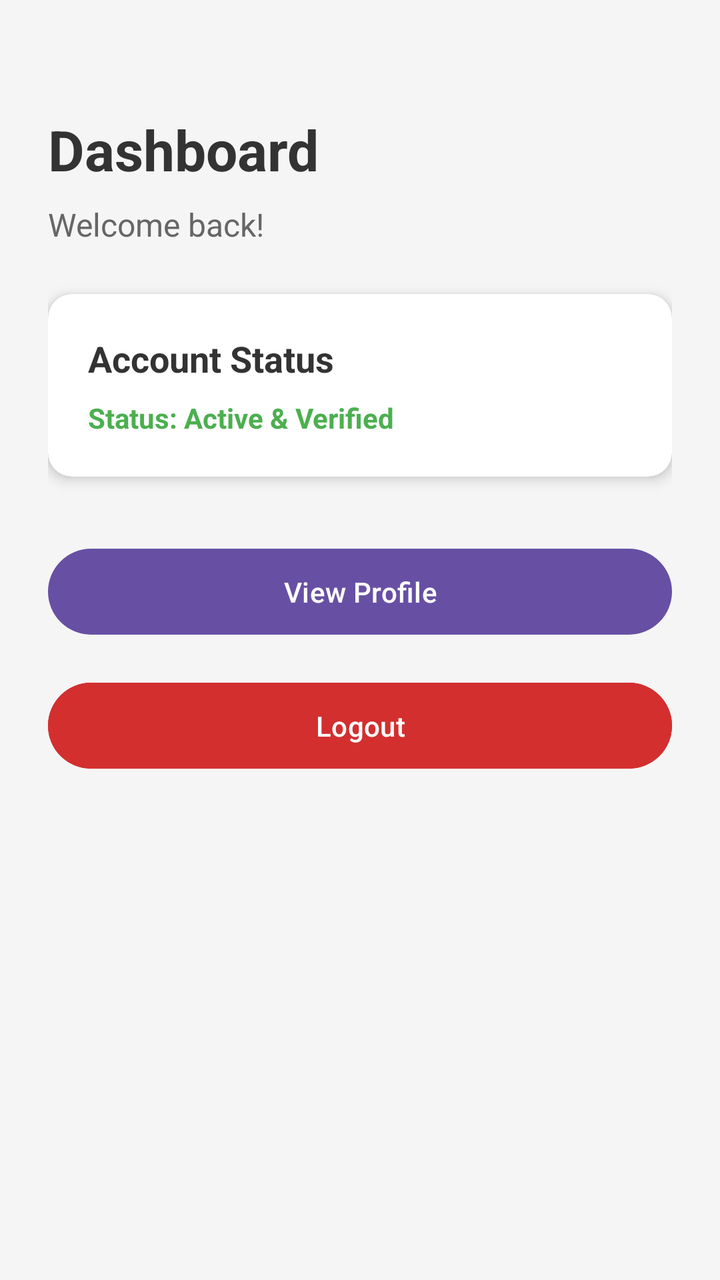
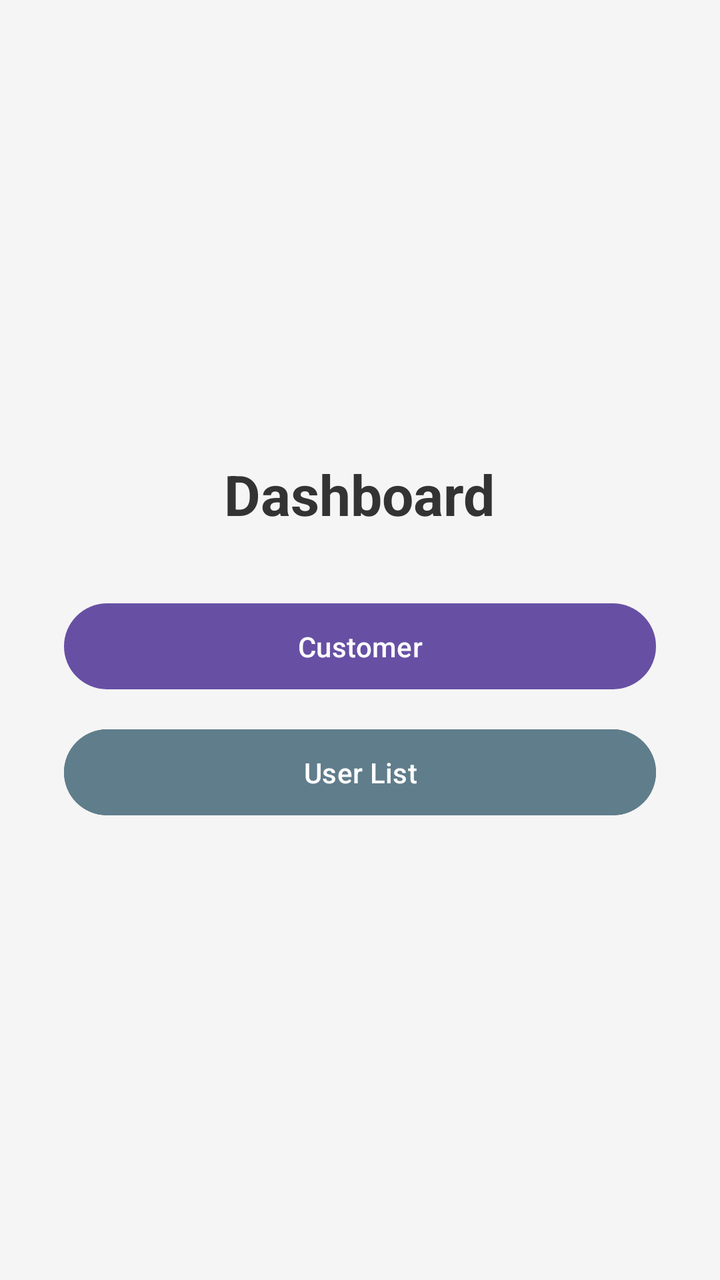

The first picture is an Android layout as it rendered before a commit; the second is the same layout after the commit. The layout source and the unified diff follow.
<!-- AndroidManifest.xml: application theme Theme.Event_Driven -->
<!-- res/layout/activity_dashboard.xml -->
<?xml version="1.0" encoding="utf-8"?>
<androidx.constraintlayout.widget.ConstraintLayout xmlns:android="http://schemas.android.com/apk/res/android"
    xmlns:app="http://schemas.android.com/apk/res-auto"
    xmlns:tools="http://schemas.android.com/tools"
    android:id="@+id/main"
    android:layout_width="match_parent"
    android:layout_height="match_parent"
    android:padding="24dp"
    android:background="#F5F5F5"
    tools:context=".DashboardActivity">

    
    <TextView
        android:id="@+id/tvDashboardTitle"
        android:layout_width="wrap_content"
        android:layout_height="wrap_content"
        android:text="Dashboard"
        android:textSize="28sp"
        android:textStyle="bold"
        android:textColor="#333333"
        app:layout_constraintTop_toTopOf="parent"
        app:layout_constraintStart_toStartOf="parent"
        android:layout_marginTop="32dp" />

    
    <TextView
        android:id="@+id/tvWelcomeUser"
        android:layout_width="wrap_content"
        android:layout_height="wrap_content"
        android:text="Welcome back!"
        android:textSize="16sp"
        android:textColor="#666666"
        app:layout_constraintTop_toBottomOf="@id/tvDashboardTitle"
        app:layout_constraintStart_toStartOf="parent"
        android:layout_marginTop="8dp" />

    
    <androidx.cardview.widget.CardView
        android:id="@+id/cardInfo"
        android:layout_width="match_parent"
        android:layout_height="wrap_content"
        app:cardCornerRadius="12dp"
        app:cardElevation="4dp"
        app:layout_constraintTop_toBottomOf="@id/tvWelcomeUser"
        app:layout_constraintStart_toStartOf="parent"
        app:layout_constraintEnd_toEndOf="parent"
        android:layout_marginTop="24dp">

        <LinearLayout
            android:layout_width="match_parent"
            android:layout_height="wrap_content"
            android:orientation="vertical"
            android:padding="20dp">

            <TextView
                android:layout_width="wrap_content"
                android:layout_height="wrap_content"
                android:text="Account Status"
                android:textStyle="bold"
                android:textSize="18sp"
                android:textColor="#333333" />

            <TextView
                android:layout_width="wrap_content"
                android:layout_height="wrap_content"
                android:text="Status: Active &amp; Verified"
                android:textColor="#4CAF50"
                android:textStyle="bold"
                android:layout_marginTop="8dp" />
        </LinearLayout>
    </androidx.cardview.widget.CardView>

    
    <Button
        android:id="@+id/btnProfile"
        android:layout_width="match_parent"
        android:layout_height="wrap_content"
        android:text="View Profile"
        android:padding="12dp"
        app:layout_constraintTop_toBottomOf="@id/cardInfo"
        app:layout_constraintStart_toStartOf="parent"
        app:layout_constraintEnd_toEndOf="parent"
        android:layout_marginTop="32dp" />

    
    <Button
        android:id="@+id/btnLogout"
        android:layout_width="match_parent"
        android:layout_height="wrap_content"
        android:text="Logout"
        android:backgroundTint="#D32F2F"
        android:padding="12dp"
        app:layout_constraintTop_toBottomOf="@id/btnProfile"
        app:layout_constraintStart_toStartOf="parent"
        app:layout_constraintEnd_toEndOf="parent"
        android:layout_marginTop="16dp" />

</androidx.constraintlayout.widget.ConstraintLayout>
<!-- resources referenced by this layout -->
<resources>
  <style name="Theme.Event_Driven" parent="Base.Theme.Event_Driven" />
  <style name="Base.Theme.Event_Driven" parent="Theme.Material3.DayNight.NoActionBar">
          
          
      </style>
</resources>

<!-- the commit's change to res/layout/activity_dashboard.xml (unified diff, before → after) -->
@@ -1,98 +1,39 @@
-<?xml version="1.0" encoding="utf-8"?>
-<androidx.constraintlayout.widget.ConstraintLayout xmlns:android="http://schemas.android.com/apk/res/android"
-    xmlns:app="http://schemas.android.com/apk/res-auto"
-    xmlns:tools="http://schemas.android.com/tools"
+<LinearLayout xmlns:android="http://schemas.android.com/apk/res/android"
     android:id="@+id/main"
     android:layout_width="match_parent"
     android:layout_height="match_parent"
-    android:padding="24dp"
-    android:background="#F5F5F5"
-    tools:context=".DashboardActivity">
+    android:orientation="vertical"
+    android:gravity="center"
+    android:padding="16dp"
+    android:background="#F5F5F5">
 
-    
     <TextView
-        android:id="@+id/tvDashboardTitle"
         android:layout_width="wrap_content"
         android:layout_height="wrap_content"
         android:text="Dashboard"
         android:textSize="28sp"
         android:textStyle="bold"
         android:textColor="#333333"
-        app:layout_constraintTop_toTopOf="parent"
-        app:layout_constraintStart_toStartOf="parent"
-        android:layout_marginTop="32dp" />
+        android:layout_marginBottom="32dp" />
 
-    
-    <TextView
-        android:id="@+id/tvWelcomeUser"
-        android:layout_width="wrap_content"
-        android:layout_height="wrap_content"
-        android:text="Welcome back!"
-        android:textSize="16sp"
-        android:textColor="#666666"
-        app:layout_constraintTop_toBottomOf="@id/tvDashboardTitle"
-        app:layout_constraintStart_toStartOf="parent"
-        android:layout_marginTop="8dp" />
-
-    
-    <androidx.cardview.widget.CardView
-        android:id="@+id/cardInfo"
+    <Button
+        android:id="@+id/btnCustomer"
         android:layout_width="match_parent"
         android:layout_height="wrap_content"
-        app:cardCornerRadius="12dp"
-        app:cardElevation="4dp"
-        app:layout_constraintTop_toBottomOf="@id/tvWelcomeUser"
-        app:layout_constraintStart_toStartOf="parent"
-        app:layout_constraintEnd_toEndOf="parent"
-        android:layout_marginTop="24dp">
+        android:text="Customer"
+        android:padding="12dp"
+        android:layout_marginStart="16dp"
+        android:layout_marginEnd="16dp"
+        android:layout_marginBottom="12dp" />
 
-        <LinearLayout
-            android:layout_width="match_parent"
-            android:layout_height="wrap_content"
-            android:orientation="vertical"
-            android:padding="20dp">
-
-            <TextView
-                android:layout_width="wrap_content"
-                android:layout_height="wrap_content"
-                android:text="Account Status"
-                android:textStyle="bold"
-                android:textSize="18sp"
-                android:textColor="#333333" />
-
-            <TextView
-                android:layout_width="wrap_content"
-                android:layout_height="wrap_content"
-                android:text="Status: Active &amp; Verified"
-                android:textColor="#4CAF50"
-                android:textStyle="bold"
-                android:layout_marginTop="8dp" />
-        </LinearLayout>
-    </androidx.cardview.widget.CardView>
-
-    
     <Button
-        android:id="@+id/btnProfile"
+        android:id="@+id/btnUserList"
         android:layout_width="match_parent"
         android:layout_height="wrap_content"
-        android:text="View Profile"
+        android:text="User List"
+        android:backgroundTint="#607D8B"
         android:padding="12dp"
-        app:layout_constraintTop_toBottomOf="@id/cardInfo"
-        app:layout_constraintStart_toStartOf="parent"
-        app:layout_constraintEnd_toEndOf="parent"
-        android:layout_marginTop="32dp" />
+        android:layout_marginStart="16dp"
+        android:layout_marginEnd="16dp" />
 
-    
-    <Button
-        android:id="@+id/btnLogout"
-        android:layout_width="match_parent"
-        android:layout_height="wrap_content"
-        android:text="Logout"
-        android:backgroundTint="#D32F2F"
-        android:padding="12dp"
-        app:layout_constraintTop_toBottomOf="@id/btnProfile"
-        app:layout_constraintStart_toStartOf="parent"
-        app:layout_constraintEnd_toEndOf="parent"
-        android:layout_marginTop="16dp" />
-
-</androidx.constraintlayout.widget.ConstraintLayout>
+</LinearLayout>
